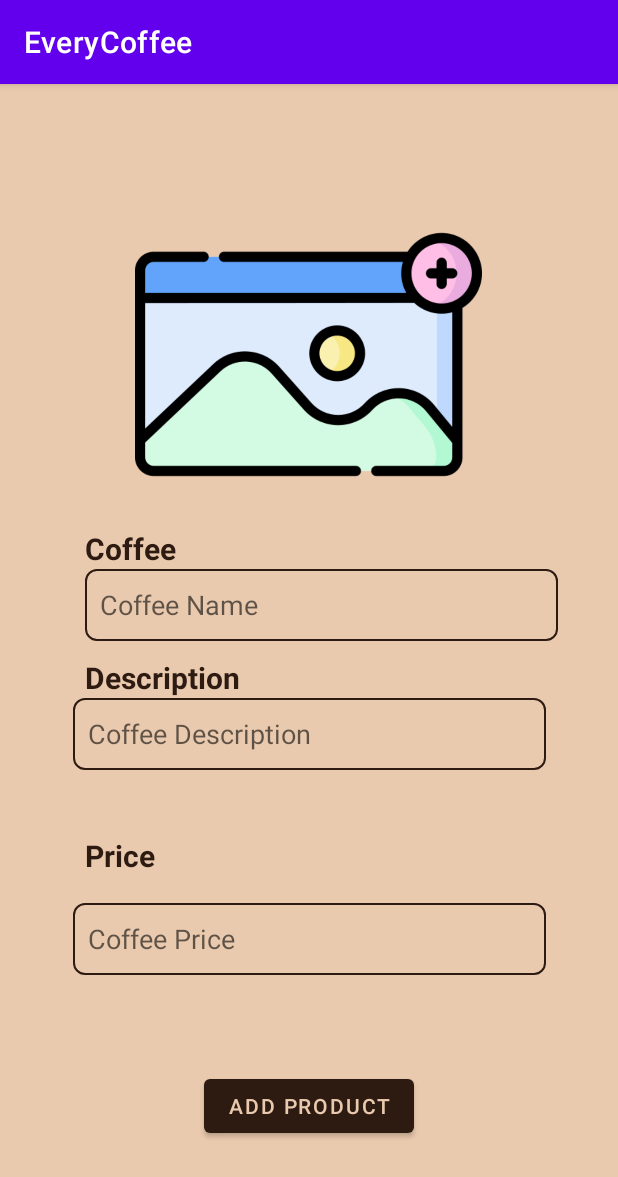
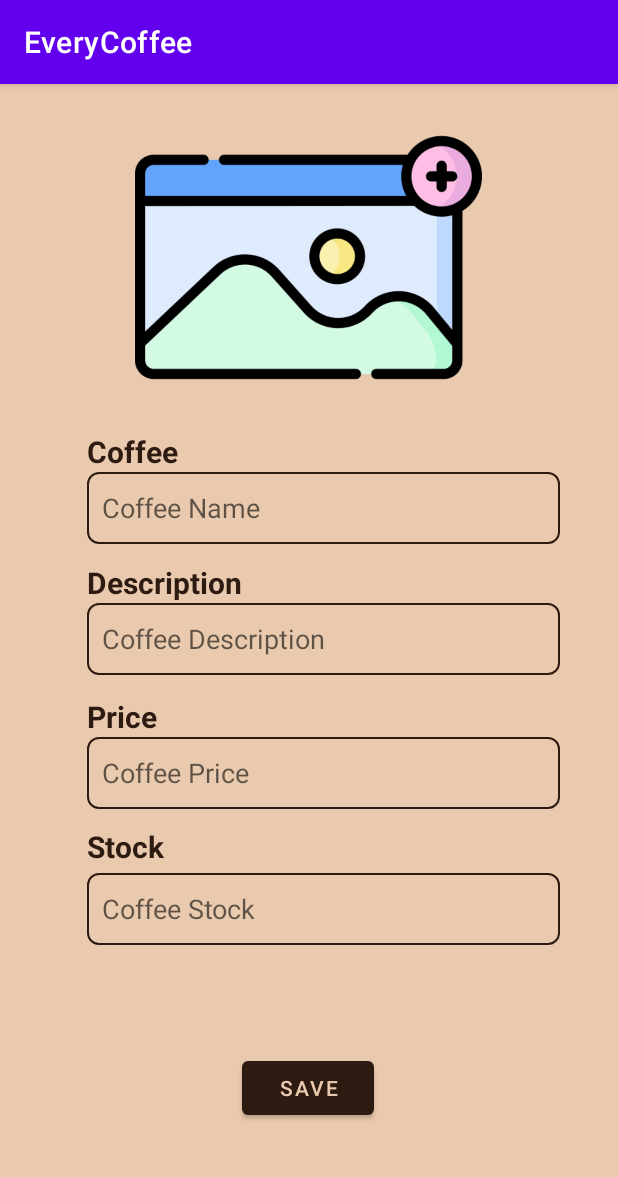
Before and after one commit to nursakinah24/EveryCoffee, an Android app: the AdminManageProduct screen opened directly, with no data from a screen before it, on a phone screen of 412 x 824 dp. Shown: the top 1177 px of the screen. Run offline under Robolectric (Android 15) with nearby library versions, the light colour scheme and no system bars; our stand-ins replace Firebase (no records; nobody signed in at launch, a user with empty details on screens opened directly).

Commit message:
update manage product layout

```diff
--- a/app/src/main/AndroidManifest.xml
+++ b/app/src/main/AndroidManifest.xml
@@ -18,7 +18,7 @@
             android:name=".UserHome"
             android:exported="false" />
         <activity
-            android:name=".AdminAddProduct"
+            android:name=".AdminManageProduct"
             android:exported="false" />
         <activity
             android:name=".coffee_item_layout"
--- a/app/src/main/java/com/example/everycoffee/AdminAddProduct.java
+++ b/app/src/main/java/com/example/everycoffee/AdminManageProduct.java
@@ -30,7 +30,7 @@ import java.text.SimpleDateFormat;
 import java.util.Calendar;
 import java.util.HashMap;
 
-public class AdminAddProduct extends AppCompatActivity {
+public class AdminManageProduct extends AppCompatActivity {
 
     private String Product, Description, Price, saveDate, saveTime, productRandomKey, downloadImageUrl;
     private Button btnSubmit;
@@ -46,7 +46,7 @@ public class AdminAddProduct extends AppCompatActivity {
     @Override
     protected void onCreate(Bundle savedInstanceState) {
         super.onCreate(savedInstanceState);
-        setContentView(R.layout.activity_admin_add_product);
+        setContentView(R.layout.activity_admin_manage_product);
 
         storageRef = FirebaseStorage.getInstance().getReference().child("Product Images");
         databaseRef = FirebaseDatabase.getInstance().getReference().child("Product");
@@ -124,13 +124,13 @@ public class AdminAddProduct extends AppCompatActivity {
             @Override
             public void onFailure(@NonNull Exception e) {
                 String message = e.toString();
-                Toast.makeText(AdminAddProduct.this, "ERROR:" + message, Toast.LENGTH_SHORT).show();
+                Toast.makeText(AdminManageProduct.this, "ERROR:" + message, Toast.LENGTH_SHORT).show();
                 loadingBar.dismiss();
             }
         }).addOnSuccessListener(new OnSuccessListener<UploadTask.TaskSnapshot>() {
             @Override
             public void onSuccess(com.google.firebase.storage.UploadTask.TaskSnapshot taskSnapshot) {
-                Toast.makeText(AdminAddProduct.this, "Image Uploaded Succesfully", Toast.LENGTH_SHORT).show();
+                Toast.makeText(AdminManageProduct.this, "Image Uploaded Succesfully", Toast.LENGTH_SHORT).show();
                 Task<Uri> urlTask = UploadTask.continueWithTask(new Continuation<com.google.firebase.storage.UploadTask.TaskSnapshot, Task<Uri>>() {
                     @Override
                     public Task<Uri> then(@NonNull Task<com.google.firebase.storage.UploadTask.TaskSnapshot> task) throws Exception {
@@ -146,7 +146,7 @@ public class AdminAddProduct extends AppCompatActivity {
                     public void onComplete(@NonNull Task<Uri> task) {
                         if(task.isSuccessful()){
                             downloadImageUrl = task.getResult().toString();
-                            Toast.makeText(AdminAddProduct.this, "got the product Image url succcesfully...", Toast.LENGTH_SHORT).show();
+                            Toast.makeText(AdminManageProduct.this, "got the product Image url succcesfully...", Toast.LENGTH_SHORT).show();
                             saveProduct();
                         }
                     }
@@ -170,15 +170,15 @@ public class AdminAddProduct extends AppCompatActivity {
                     @Override
                     public void onComplete(@NonNull Task<Void> task) {
                         if(task.isSuccessful()){
-                            Intent intent = new Intent(AdminAddProduct.this, AdminMenu.class);
+                            Intent intent = new Intent(AdminManageProduct.this, AdminMenu.class);
                             startActivity(intent);
 
                             loadingBar.dismiss();
-                            Toast.makeText(AdminAddProduct.this, "Product is added succesfully", Toast.LENGTH_SHORT).show();
+                            Toast.makeText(AdminManageProduct.this, "Product is added succesfully", Toast.LENGTH_SHORT).show();
                         }else{
                             loadingBar.dismiss();
                             String message = task.getException().toString();
-                            Toast.makeText(AdminAddProduct.this, "Error " + message, Toast.LENGTH_SHORT).show();
+                            Toast.makeText(AdminManageProduct.this, "Error " + message, Toast.LENGTH_SHORT).show();
                         }
                     }
                 });
--- a/app/src/main/java/com/example/everycoffee/AdminMenu.java
+++ b/app/src/main/java/com/example/everycoffee/AdminMenu.java
@@ -10,7 +10,6 @@ import android.os.Bundle;
 import android.view.LayoutInflater;
 import android.view.View;
 import android.view.ViewGroup;
-import android.widget.Button;
 
 import com.example.everycoffee.ViewHolder.ProductViewHolder;
 import com.example.everycoffee.model.Product;
@@ -41,7 +40,7 @@ public class AdminMenu extends AppCompatActivity {
         fab.setOnClickListener(new View.OnClickListener() {
             @Override
             public void onClick(View view) {
-                Intent intent = new Intent(AdminMenu.this, AdminAddProduct.class);
+                Intent intent = new Intent(AdminMenu.this, AdminManageProduct.class);
                 startActivity(intent);
             }
         });
--- a/app/src/main/res/layout/activity_admin_add_product.xml
+++ b/app/src/main/res/layout/activity_admin_manage_product.xml
@@ -5,7 +5,7 @@
     android:layout_width="match_parent"
     android:layout_height="match_parent"
     android:background="@color/background"
-    tools:context=".AdminAddProduct">
+    tools:context=".AdminManageProduct">
 
     <EditText
         android:id="@+id/add_name"
@@ -17,7 +17,7 @@
         android:inputType="textPersonName"
         android:paddingLeft="10dp"
         android:textColor="@color/chocolate"
-        app:layout_constraintBottom_toTopOf="@+id/textView12"
+        app:layout_constraintBottom_toBottomOf="parent"
         app:layout_constraintEnd_toEndOf="@+id/textView5"
         app:layout_constraintHorizontal_bias="0.0"
         app:layout_constraintStart_toStartOf="@+id/textView5"
@@ -28,15 +28,16 @@
         android:id="@+id/textView5"
         android:layout_width="wrap_content"
         android:layout_height="wrap_content"
-        android:layout_marginEnd="237dp"
-        android:layout_marginRight="237dp"
         android:text="Coffee"
         android:textColor="@color/chocolate"
         android:textSize="20sp"
         android:textStyle="bold"
+        app:layout_constraintBottom_toBottomOf="parent"
         app:layout_constraintEnd_toEndOf="@+id/select_image"
+        app:layout_constraintHorizontal_bias="0.05"
         app:layout_constraintStart_toStartOf="@+id/select_image"
-        app:layout_constraintTop_toBottomOf="@+id/select_image" />
+        app:layout_constraintTop_toBottomOf="@+id/select_image"
+        app:layout_constraintVertical_bias="0.0" />
 
     <EditText
         android:id="@+id/addDesc"
@@ -49,16 +50,31 @@
         android:paddingLeft="10dp"
         android:textColor="@color/chocolate"
         app:layout_constraintBottom_toBottomOf="parent"
-        app:layout_constraintEnd_toEndOf="parent"
-        app:layout_constraintStart_toStartOf="parent"
+        app:layout_constraintEnd_toEndOf="@+id/add_name"
+        app:layout_constraintHorizontal_bias="0.0"
+        app:layout_constraintStart_toStartOf="@+id/add_name"
         app:layout_constraintTop_toBottomOf="@+id/textView12"
         app:layout_constraintVertical_bias="0.0" />
+
+    <TextView
+        android:id="@+id/textView12"
+        android:layout_width="wrap_content"
+        android:layout_height="wrap_content"
+        android:text="Description"
+        android:textColor="@color/chocolate"
+        android:textSize="20sp"
+        android:textStyle="bold"
+        app:layout_constraintBottom_toBottomOf="parent"
+        app:layout_constraintEnd_toEndOf="@+id/textView5"
+        app:layout_constraintHorizontal_bias="0.0"
+        app:layout_constraintStart_toStartOf="@+id/textView5"
+        app:layout_constraintTop_toBottomOf="@+id/textView5"
+        app:layout_constraintVertical_bias="0.125" />
 
     <EditText
         android:id="@+id/addPrice"
         android:layout_width="315dp"
         android:layout_height="48dp"
-        android:layout_marginBottom="160dp"
         android:background="@drawable/box"
         android:ems="10"
         android:hint="Coffee Price"
@@ -66,26 +82,58 @@
         android:paddingLeft="10dp"
         android:textColor="@color/chocolate"
         app:layout_constraintBottom_toBottomOf="parent"
-        app:layout_constraintEnd_toEndOf="@+id/addDesc"
+        app:layout_constraintEnd_toEndOf="@+id/textView14"
         app:layout_constraintHorizontal_bias="0.0"
-        app:layout_constraintStart_toStartOf="@+id/addDesc"
+        app:layout_constraintStart_toStartOf="@+id/textView14"
         app:layout_constraintTop_toBottomOf="@+id/textView14"
         app:layout_constraintVertical_bias="0.0" />
 
     <TextView
         android:id="@+id/textView14"
-        android:layout_width="86dp"
-        android:layout_height="31dp"
-        android:layout_marginTop="29dp"
+        android:layout_width="wrap_content"
+        android:layout_height="wrap_content"
         android:text="Price"
         android:textColor="@color/chocolate"
         android:textSize="20sp"
         android:textStyle="bold"
-        app:layout_constraintBottom_toTopOf="@+id/addPrice"
+        app:layout_constraintBottom_toBottomOf="parent"
         app:layout_constraintEnd_toEndOf="@+id/textView12"
         app:layout_constraintHorizontal_bias="0.0"
         app:layout_constraintStart_toStartOf="@+id/textView12"
-        app:layout_constraintTop_toBottomOf="@+id/addDesc" />
+        app:layout_constraintTop_toBottomOf="@+id/textView12"
+        app:layout_constraintVertical_bias="0.157" />
+
+    <EditText
+        android:id="@+id/editTextTextPersonName"
+        android:layout_width="315dp"
+        android:layout_height="48dp"
+        android:background="@drawable/box"
+        android:ems="10"
+        android:hint="Coffee Stock"
+        android:inputType="textPersonName"
+        android:paddingLeft="10dp"
+        android:textColor="@color/chocolate"
+        app:layout_constraintBottom_toBottomOf="parent"
+        app:layout_constraintEnd_toEndOf="@+id/addPrice"
+        app:layout_constraintHorizontal_bias="0.0"
+        app:layout_constraintStart_toStartOf="@+id/addPrice"
+        app:layout_constraintTop_toBottomOf="@+id/textView21"
+        app:layout_constraintVertical_bias="0.0" />
+
+    <TextView
+        android:id="@+id/textView21"
+        android:layout_width="86dp"
+        android:layout_height="31dp"
+        android:text="Stock"
+        android:textColor="@color/chocolate"
+        android:textSize="20sp"
+        android:textStyle="bold"
+        app:layout_constraintBottom_toBottomOf="parent"
+        app:layout_constraintEnd_toEndOf="@+id/textView14"
+        app:layout_constraintHorizontal_bias="0.0"
+        app:layout_constraintStart_toStartOf="@+id/textView14"
+        app:layout_constraintTop_toBottomOf="@+id/textView14"
+        app:layout_constraintVertical_bias="0.196" />
 
     <ImageView
         android:id="@+id/select_image"
@@ -96,35 +144,21 @@
         app:layout_constraintHorizontal_bias="0.494"
         app:layout_constraintStart_toStartOf="parent"
         app:layout_constraintTop_toTopOf="parent"
-        app:layout_constraintVertical_bias="0.12"
+        app:layout_constraintVertical_bias="0.0"
         app:srcCompat="@drawable/image" />
-
-    <TextView
-        android:id="@+id/textView12"
-        android:layout_width="wrap_content"
-        android:layout_height="wrap_content"
-        android:layout_marginTop="48dp"
-        android:text="Description"
-        android:textColor="@color/chocolate"
-        android:textSize="20sp"
-        android:textStyle="bold"
-        app:layout_constraintBottom_toBottomOf="parent"
-        app:layout_constraintEnd_toEndOf="@+id/textView5"
-        app:layout_constraintHorizontal_bias="0.0"
-        app:layout_constraintStart_toStartOf="@+id/textView5"
-        app:layout_constraintTop_toBottomOf="@+id/textView5"
-        app:layout_constraintVertical_bias="0.029" />
 
     <Button
         android:id="@+id/add_product_button"
         android:layout_width="wrap_content"
         android:layout_height="wrap_content"
-        android:text="Add PRODUCT"
+        android:text="SAVE"
         android:textColor="@color/background"
         app:backgroundTint="@color/chocolate"
         app:layout_constraintBottom_toBottomOf="parent"
         app:layout_constraintEnd_toEndOf="parent"
+        app:layout_constraintHorizontal_bias="0.498"
         app:layout_constraintStart_toStartOf="parent"
-        app:layout_constraintTop_toBottomOf="@+id/addPrice" />
+        app:layout_constraintTop_toBottomOf="@+id/addPrice"
+        app:layout_constraintVertical_bias="0.685" />
 
 </androidx.constraintlayout.widget.ConstraintLayout>
```
